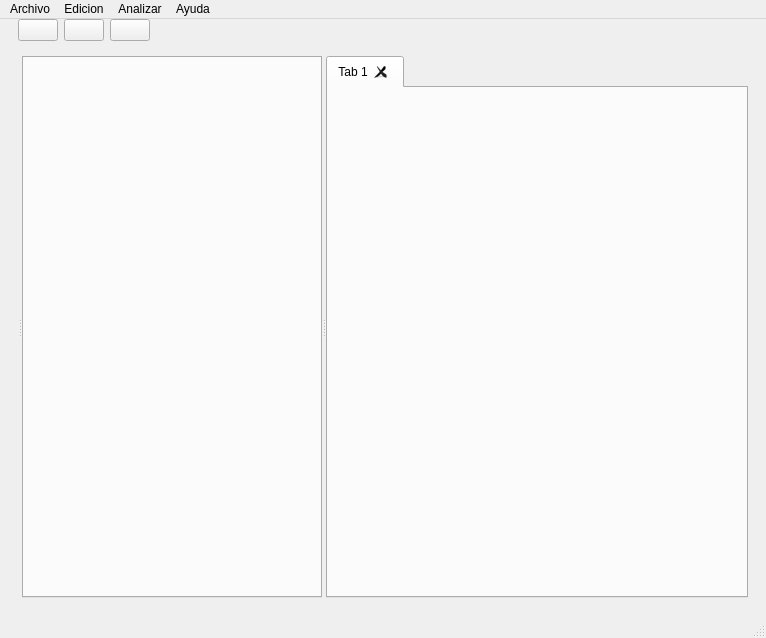
First picture: the form in App/ui/Ventana_Principal.ui, repository martyn1128/Lenguajes-AutomatasI, before the edit.
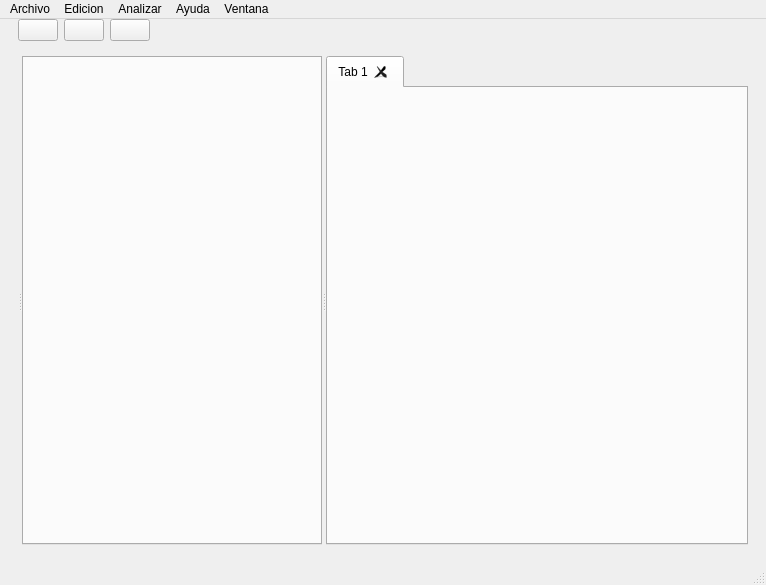
Second picture: the form after the edit. Icons and pictures are not drawn.

What changed in the file:
```diff
--- a/App/ui/Ventana_Principal.ui
+++ b/App/ui/Ventana_Principal.ui
@@ -7,7 +7,7 @@
     <x>0</x>
     <y>0</y>
     <width>766</width>
-    <height>638</height>
+    <height>585</height>
    </rect>
   </property>
   <property name="sizePolicy">
@@ -281,10 +281,24 @@
     </property>
     <addaction name="Acerca_de"/>
    </widget>
+   <widget class="QMenu" name="menuVentana">
+    <property name="title">
+     <string>Ventana</string>
+    </property>
+    <widget class="QMenu" name="menuCambiar_Tema">
+     <property name="title">
+      <string>Cambiar Tema</string>
+     </property>
+     <addaction name="actionOscuro"/>
+     <addaction name="actionClaro"/>
+    </widget>
+    <addaction name="menuCambiar_Tema"/>
+   </widget>
    <addaction name="archivo"/>
    <addaction name="edicion"/>
    <addaction name="analizar"/>
    <addaction name="menuAyuda"/>
+   <addaction name="menuVentana"/>
   </widget>
   <widget class="QStatusBar" name="statusbar"/>
   <action name="guardar">
```
Left out of the diff: 10 changed lines with no effect on the pictures.
